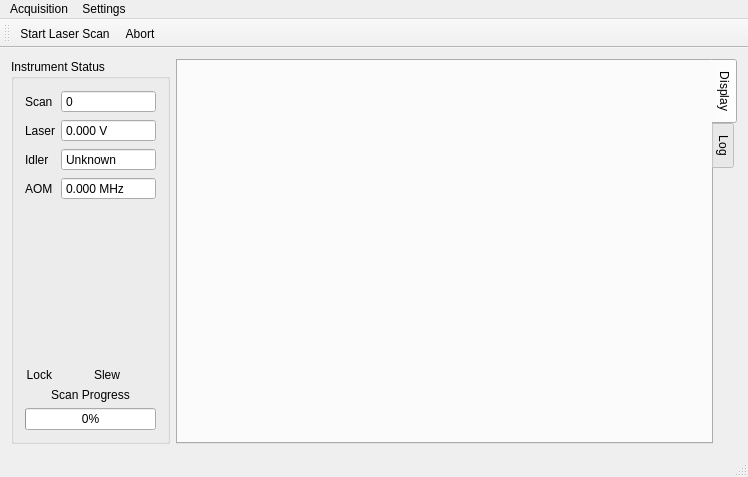
Old version of the form mainwindow.ui in the repository kncrabtree/nicerohms.
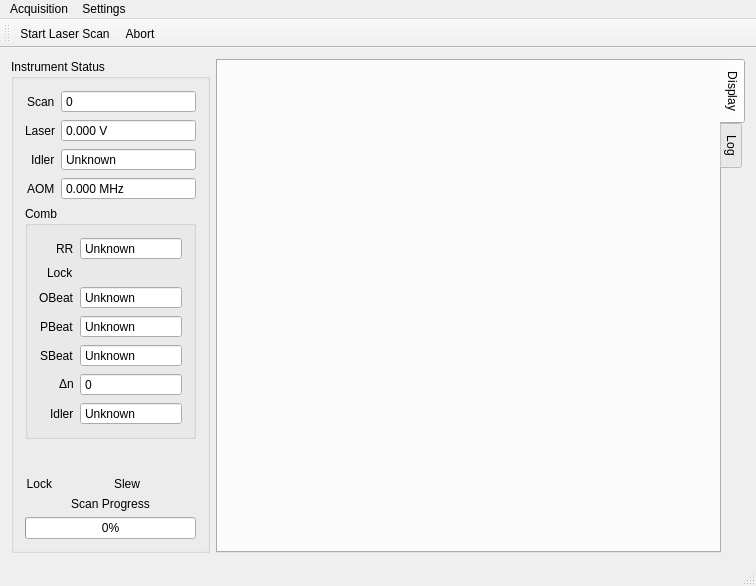
New version of the form. Icons and pictures are not drawn. Custom widgets are drawn as their Qt base class.

Commit message: Initial implementation of frequency comb

The edit to the form file:
```diff
--- a/mainwindow.ui
+++ b/mainwindow.ui
@@ -6,8 +6,8 @@
    <rect>
     <x>0</x>
     <y>0</y>
-    <width>748</width>
-    <height>477</height>
+    <width>756</width>
+    <height>586</height>
    </rect>
   </property>
   <property name="windowTitle">
@@ -26,6 +26,9 @@
          <property name="fieldGrowthPolicy">
           <enum>QFormLayout::AllNonFixedFieldsGrow</enum>
          </property>
+         <property name="labelAlignment">
+          <set>Qt::AlignRight|Qt::AlignTrailing|Qt::AlignVCenter</set>
+         </property>
          <item row="0" column="0">
           <widget class="QLabel" name="scanNumberLabel">
            <property name="text">
@@ -129,6 +132,199 @@
          </item>
         </layout>
        </item>
+       <item>
+        <widget class="QGroupBox" name="groupBox">
+         <property name="title">
+          <string>Comb</string>
+         </property>
+         <layout class="QFormLayout" name="formLayout_3">
+          <property name="fieldGrowthPolicy">
+           <enum>QFormLayout::AllNonFixedFieldsGrow</enum>
+          </property>
+          <property name="labelAlignment">
+           <set>Qt::AlignRight|Qt::AlignTrailing|Qt::AlignVCenter</set>
+          </property>
+          <item row="0" column="0">
+           <widget class="QLabel" name="repRateLabel">
+            <property name="text">
+             <string>RR</string>
+            </property>
+           </widget>
+          </item>
+          <item row="0" column="1">
+           <widget class="QDoubleSpinBox" name="repRateDoubleSpinBox">
+            <property name="readOnly">
+             <bool>true</bool>
+            </property>
+            <property name="buttonSymbols">
+             <enum>QAbstractSpinBox::NoButtons</enum>
+            </property>
+            <property name="specialValueText">
+             <string>Unknown</string>
+            </property>
+            <property name="suffix">
+             <string> Hz</string>
+            </property>
+            <property name="decimals">
+             <number>3</number>
+            </property>
+            <property name="maximum">
+             <double>999999999.000000000000000</double>
+            </property>
+           </widget>
+          </item>
+          <item row="1" column="0">
+           <widget class="QLabel" name="combLockLabel">
+            <property name="text">
+             <string>Lock</string>
+            </property>
+           </widget>
+          </item>
+          <item row="1" column="1">
+           <widget class="Led" name="combLockLed" native="true"/>
+          </item>
+          <item row="2" column="0">
+           <widget class="QLabel" name="oBeatLabel">
+            <property name="text">
+             <string>OBeat</string>
+            </property>
+           </widget>
+          </item>
+          <item row="2" column="1">
+           <widget class="QDoubleSpinBox" name="oBeatDoubleSpinBox">
+            <property name="readOnly">
+             <bool>true</bool>
+            </property>
+            <property name="buttonSymbols">
+             <enum>QAbstractSpinBox::NoButtons</enum>
+            </property>
+            <property name="specialValueText">
+             <string>Unknown</string>
+            </property>
+            <property name="suffix">
+             <string> Hz</string>
+            </property>
+            <property name="decimals">
+             <number>3</number>
+            </property>
+            <property name="maximum">
+             <double>100000000.000000000000000</double>
+            </property>
+           </widget>
+          </item>
+          <item row="3" column="0">
+           <widget class="QLabel" name="pBeatLabel">
+            <property name="text">
+             <string>PBeat</string>
+            </property>
+           </widget>
+          </item>
+          <item row="3" column="1">
+           <widget class="QDoubleSpinBox" name="pBeatDoubleSpinBox">
+            <property name="readOnly">
+             <bool>true</bool>
+            </property>
+            <property name="buttonSymbols">
+             <enum>QAbstractSpinBox::NoButtons</enum>
+            </property>
+            <property name="specialValueText">
+             <string>Unknown</string>
+            </property>
+            <property name="suffix">
+             <string> Hz</string>
+            </property>
+            <property name="decimals">
+             <number>3</number>
+            </property>
+            <property name="maximum">
+             <double>100000000.000000000000000</double>
+            </property>
+           </widget>
+          </item>
+          <item row="4" column="0">
+           <widget class="QLabel" name="sBeatLabel">
+            <property name="text">
+             <string>SBeat</string>
+            </property>
+           </widget>
+          </item>
+          <item row="4" column="1">
+           <widget class="QDoubleSpinBox" name="sBeatDoubleSpinBox">
+            <property name="readOnly">
+             <bool>true</bool>
+            </property>
+            <property name="buttonSymbols">
+             <enum>QAbstractSpinBox::NoButtons</enum>
+            </property>
+            <property name="specialValueText">
+             <string>Unknown</string>
+            </property>
+            <property name="suffix">
+             <string> Hz</string>
+            </property>
+            <property name="decimals">
+             <number>3</number>
+            </property>
+            <property name="maximum">
+             <double>100000000.000000000000000</double>
+            </property>
+           </widget>
+          </item>
+          <item row="5" column="0">
+           <widget class="QLabel" name="dnLabel">
+            <property name="text">
+             <string>&amp;Delta;n</string>
+            </property>
+            <property name="textFormat">
+             <enum>Qt::RichText</enum>
+            </property>
+           </widget>
+          </item>
+          <item row="5" column="1">
+           <widget class="QSpinBox" name="dnSpinBox">
+            <property name="readOnly">
+             <bool>true</bool>
+            </property>
+            <property name="buttonSymbols">
+             <enum>QAbstractSpinBox::NoButtons</enum>
+            </property>
+            <property name="maximum">
+             <number>2147483647</number>
+            </property>
+           </widget>
+          </item>
+          <item row="6" column="0">
+           <widget class="QLabel" name="combIdlerLabel">
+            <property name="text">
+             <string>Idler</string>
+            </property>
+           </widget>
+          </item>
+          <item row="6" column="1">
+           <widget class="QDoubleSpinBox" name="combIdlerDoubleSpinBox">
+            <property name="readOnly">
+             <bool>true</bool>
+            </property>
+            <property name="buttonSymbols">
+             <enum>QAbstractSpinBox::NoButtons</enum>
+            </property>
+            <property name="specialValueText">
+             <string>Unknown</string>
+            </property>
+            <property name="suffix">
+             <string> GHz</string>
+            </property>
+            <property name="decimals">
+             <number>3</number>
+            </property>
+            <property name="maximum">
+             <double>1000000.000000000000000</double>
+            </property>
+           </widget>
+          </item>
+         </layout>
+        </widget>
+       </item>
        <item>
         <spacer name="verticalSpacer">
          <property name="orientation">
@@ -233,7 +429,7 @@
     <rect>
      <x>0</x>
      <y>0</y>
-     <width>748</width>
+     <width>756</width>
      <height>19</height>
     </rect>
    </property>
```
The commit also changes 22 other files.
